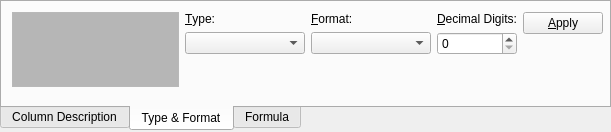
Qt form table/optionstabs.ui (narunlifescience/AlphaPlot) before a commit.
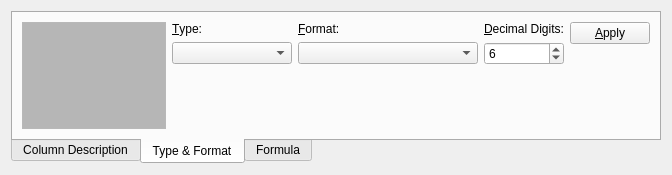
The same form after that commit. The open tabs and pages were chosen to show the change.

Diff of the .ui file:
```diff
--- a/table/optionstabs.ui
+++ b/table/optionstabs.ui
@@ -5,8 +5,8 @@
    <rect>
     <x>0</x>
     <y>0</y>
-    <width>611</width>
-    <height>132</height>
+    <width>672</width>
+    <height>175</height>
    </rect>
   </property>
   <property name="sizePolicy" >
@@ -17,21 +17,27 @@
   </property>
   <property name="minimumSize" >
    <size>
-    <width>0</width>
-    <height>132</height>
+    <width>672</width>
+    <height>175</height>
+   </size>
+  </property>
+  <property name="maximumSize" >
+   <size>
+    <width>16777215</width>
+    <height>175</height>
    </size>
   </property>
   <property name="windowTitle" >
    <string>OptionsTabs</string>
   </property>
+  <layout class="QHBoxLayout" >
+   <item>
   <widget class="QTabWidget" name="tab_widget" >
-   <property name="geometry" >
-    <rect>
-     <x>0</x>
-     <y>0</y>
-     <width>611</width>
-     <height>131</height>
-    </rect>
+     <property name="maximumSize" >
+      <size>
+       <width>16777215</width>
+       <height>155</height>
+      </size>
    </property>
    <property name="tabPosition" >
     <enum>QTabWidget::South</enum>
@@ -46,15 +52,6 @@
     <attribute name="toolTip" >
      <string>Edit name and comment of the current column</string>
     </attribute>
-    <widget class="QWidget" name="layoutWidget" >
-     <property name="geometry" >
-      <rect>
-       <x>10</x>
-       <y>10</y>
-       <width>591</width>
-       <height>89</height>
-      </rect>
-     </property>
      <layout class="QHBoxLayout" >
       <item>
        <layout class="QVBoxLayout" >
@@ -69,13 +66,7 @@
           <property name="minimumSize" >
            <size>
             <width>60</width>
-            <height>60</height>
-           </size>
-          </property>
-          <property name="maximumSize" >
-           <size>
-            <width>16777215</width>
-            <height>100</height>
+             <height>80</height>
            </size>
           </property>
           <property name="palette" >
@@ -159,7 +150,7 @@
         <item>
          <widget class="QLineEdit" name="name_edit" >
           <property name="sizePolicy" >
-           <sizepolicy vsizetype="Fixed" hsizetype="MinimumExpanding" >
+            <sizepolicy vsizetype="Fixed" hsizetype="Expanding" >
             <horstretch>0</horstretch>
             <verstretch>0</verstretch>
            </sizepolicy>
@@ -219,12 +210,6 @@
             <height>60</height>
            </size>
           </property>
-          <property name="maximumSize" >
-           <size>
-            <width>16777215</width>
-            <height>100</height>
-           </size>
-          </property>
           <property name="toolTip" >
            <string>&lt;html>&lt;head>&lt;meta name="qrichtext" content="1" />&lt;style type="text/css">
 p, li { white-space: pre-wrap; }
@@ -278,21 +263,7 @@
         </item>
        </layout>
       </item>
-      <item>
-       <spacer>
-        <property name="orientation" >
-         <enum>Qt::Horizontal</enum>
-        </property>
-        <property name="sizeHint" >
-         <size>
-          <width>40</width>
-          <height>20</height>
-         </size>
-        </property>
-       </spacer>
-      </item>
-     </layout>
-    </widget>
+      </layout>
    </widget>
    <widget class="QWidget" name="format_tab" >
     <attribute name="title" >
@@ -301,22 +272,13 @@
     <attribute name="toolTip" >
      <string>Edit type and format of the selected columns</string>
     </attribute>
-    <widget class="QWidget" name="layoutWidget" >
-     <property name="geometry" >
-      <rect>
-       <x>10</x>
-       <y>10</y>
-       <width>591</width>
-       <height>91</height>
-      </rect>
-     </property>
      <layout class="QHBoxLayout" >
       <item>
        <layout class="QVBoxLayout" >
         <item>
          <widget class="QTextEdit" name="type_info" >
           <property name="sizePolicy" >
-           <sizepolicy vsizetype="Fixed" hsizetype="Expanding" >
+            <sizepolicy vsizetype="Expanding" hsizetype="Expanding" >
             <horstretch>0</horstretch>
             <verstretch>0</verstretch>
            </sizepolicy>
@@ -324,13 +286,7 @@
           <property name="minimumSize" >
            <size>
             <width>60</width>
-            <height>60</height>
-           </size>
-          </property>
-          <property name="maximumSize" >
-           <size>
-            <width>16777215</width>
-            <height>100</height>
+             <height>80</height>
            </size>
           </property>
           <property name="palette" >
@@ -413,6 +369,12 @@
         </item>
         <item>
          <widget class="QComboBox" name="type_box" >
+           <property name="sizePolicy" >
+            <sizepolicy vsizetype="Fixed" hsizetype="Expanding" >
+             <horstretch>0</horstretch>
+             <verstretch>0</verstretch>
+            </sizepolicy>
+           </property>
           <property name="minimumSize" >
            <size>
             <width>120</width>
@@ -456,9 +418,15 @@
         </item>
         <item>
          <widget class="QComboBox" name="format_box" >
+           <property name="sizePolicy" >
+            <sizepolicy vsizetype="Fixed" hsizetype="Expanding" >
+             <horstretch>0</horstretch>
+             <verstretch>0</verstretch>
+            </sizepolicy>
+           </property>
           <property name="minimumSize" >
            <size>
-            <width>120</width>
+             <width>180</width>
             <height>0</height>
            </size>
           </property>
@@ -508,6 +476,9 @@
           <property name="maximum" >
            <number>16</number>
           </property>
+           <property name="value" >
+            <number>6</number>
+           </property>
          </widget>
         </item>
         <item>
@@ -555,21 +526,7 @@
         </item>
        </layout>
       </item>
-      <item>
-       <spacer>
-        <property name="orientation" >
-         <enum>Qt::Horizontal</enum>
-        </property>
-        <property name="sizeHint" >
-         <size>
-          <width>40</width>
-          <height>20</height>
-         </size>
-        </property>
-       </spacer>
-      </item>
-     </layout>
-    </widget>
+      </layout>
    </widget>
    <widget class="QWidget" name="formula_tab" >
     <attribute name="title" >
@@ -578,22 +535,13 @@
     <attribute name="toolTip" >
      <string>Edit the formula for the selected cells</string>
     </attribute>
-    <widget class="QWidget" name="layoutWidget" >
-     <property name="geometry" >
-      <rect>
-       <x>10</x>
-       <y>10</y>
-       <width>591</width>
-       <height>91</height>
-      </rect>
-     </property>
      <layout class="QHBoxLayout" >
       <item>
        <layout class="QVBoxLayout" >
         <item>
          <widget class="QTextEdit" name="formula_info" >
           <property name="sizePolicy" >
-           <sizepolicy vsizetype="Fixed" hsizetype="Expanding" >
+            <sizepolicy vsizetype="Expanding" hsizetype="Expanding" >
             <horstretch>0</horstretch>
             <verstretch>0</verstretch>
            </sizepolicy>
@@ -604,12 +552,6 @@
             <height>60</height>
            </size>
           </property>
-          <property name="maximumSize" >
-           <size>
-            <width>16777215</width>
-            <height>100</height>
-           </size>
-          </property>
           <property name="palette" >
            <palette>
             <active>
@@ -737,7 +679,7 @@
         <item>
          <widget class="QLabel" name="column_ref_label" >
           <property name="text" >
-           <string>&amp;Column reference:</string>
+            <string>&amp;Reference:</string>
           </property>
           <property name="buddy" >
            <cstring>comboBox_5</cstring>
@@ -844,45 +786,11 @@
         </item>
        </layout>
       </item>
-      <item>
-       <spacer>
-        <property name="orientation" >
-         <enum>Qt::Horizontal</enum>
-        </property>
-        <property name="sizeHint" >
-         <size>
-          <width>40</width>
-          <height>20</height>
-         </size>
-        </property>
-       </spacer>
-      </item>
-     </layout>
-    </widget>
-   </widget>
-  </widget>
-  <widget class="QWidget" name="" >
-   <property name="geometry" >
-    <rect>
-     <x>0</x>
-     <y>0</y>
-     <width>2</width>
-     <height>2</height>
-    </rect>
-   </property>
-   <layout class="QVBoxLayout" />
-  </widget>
-  <widget class="QWidget" name="" >
-   <property name="geometry" >
-    <rect>
-     <x>0</x>
-     <y>0</y>
-     <width>2</width>
-     <height>2</height>
-    </rect>
-   </property>
-   <layout class="QVBoxLayout" />
-  </widget>
+      </layout>
+     </widget>
+    </widget>
+   </item>
+  </layout>
  </widget>
  <resources/>
  <connections/>
```
Lines whose indentation alone changed are shown as unchanged.
